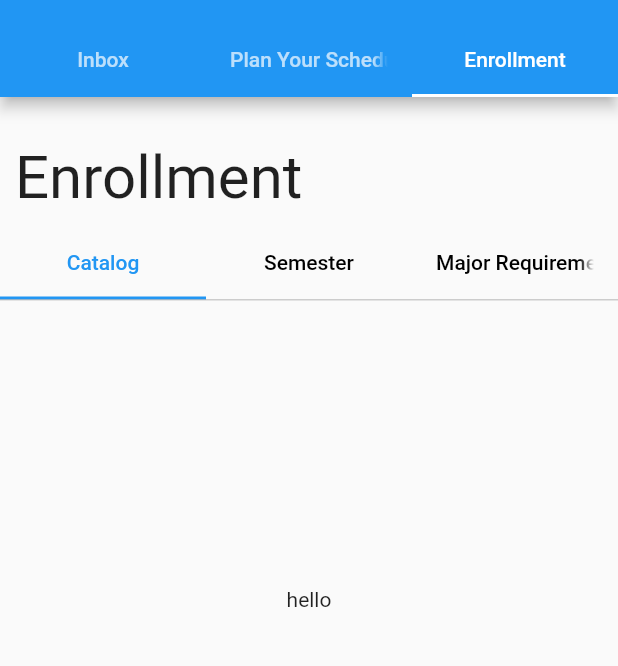
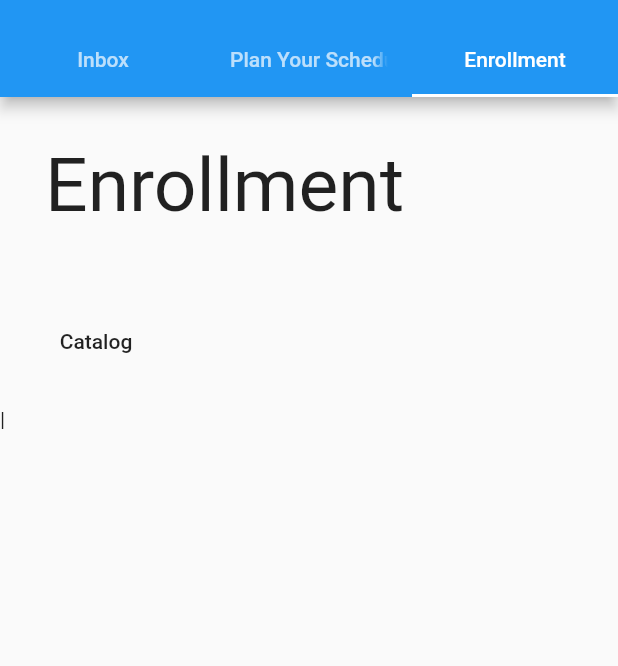
Before and after one commit to lyds214/Project-University-Scheduling, a Flutter app: the screen it shows after launch, tab 3 chosen, on a phone screen of 412 x 824 dp, the part 59-725 px from its top. Run offline on Flutter 3.47's test engine with Material 2 defaults, Android fonts, the phone set to English and light mode, and no system bars.

Commit message:
Created Buttons
Created Catalog button

```diff
--- a/myapp/lib/enrollment/enrollment.dart
+++ b/myapp/lib/enrollment/enrollment.dart
@@ -10,88 +10,39 @@ class Enrollment extends StatelessWidget {
           crossAxisAlignment: CrossAxisAlignment.stretch,
           children: <Widget>
           [
-            SizedBox(height: 20.0),
-
             Container(
-              padding: EdgeInsets.all(10.0),
+              padding: EdgeInsets.all(30.0),
               child: Text(
               "Enrollment",
               style: TextStyle(
-                fontSize: 40
+                fontSize: 50
               ),
             ),
             ),
 
+            Column(
+              crossAxisAlignment: CrossAxisAlignment.start,
+              children: <Widget>
+              [
+                Container(
+                  padding: EdgeInsets.all(20),
+                  child: FlatButton(
+                  onPressed: (){},
+                  child: Text(
+                  "Catalog",
+                  ),
+                 )
+                ),
 
-            DefaultTabController(
-              length: 3,
-              initialIndex: 0,
-              child: Column(
-                crossAxisAlignment: CrossAxisAlignment.stretch,
-                children: <Widget>
-                [
-                  Container(
-                    child: TabBar(
-                      labelColor: Colors.blue,
-                      unselectedLabelColor: Colors.black,
-                      tabs:
-                      [
-                        Tab(text: "Catalog"),
-                        Tab(text: "Semester"),
-                        Tab(text: "Major Requirements"),
-                      ],
-                    ),
-                  ),
+                SizedBox(width: 20.0),
 
-                  Container(
-                    height: 400,
-                    decoration: BoxDecoration(
-                      border: Border(
-                        top: BorderSide(
-                          color: Colors.grey,
-                          width: 0.5,
-                        ),
-                      ),
-                    ),
+                Text("|"),
 
-                    child: TabBarView(
-                      children:
-                      [
-                        Container(
-                          child: Center(
-                            child: Catalog(),
-                          ),
-                        ),
+              ]
+            ),
 
-                        Container(
-                          child: Center(
-                            child: Text(
-                              'Display Tab 2',
-                              style: TextStyle(
-                                fontSize: 22,
-                                fontWeight: FontWeight.bold,
-                              ),
-                            ),
-                          ),
-                        ),
 
-                        Container(
-                          child: Center(
-                            child: Text(
-                              'Display Tab 3',
-                              style: TextStyle(
-                                fontSize: 22,
-                                fontWeight: FontWeight.bold,
-                              ),
-                            ),
-                          ),
-                        ),
-                      ],
-                    ),
-                  ),
-                ],
-              ),
-            ),
+
           ],
         ),
       ),
```
